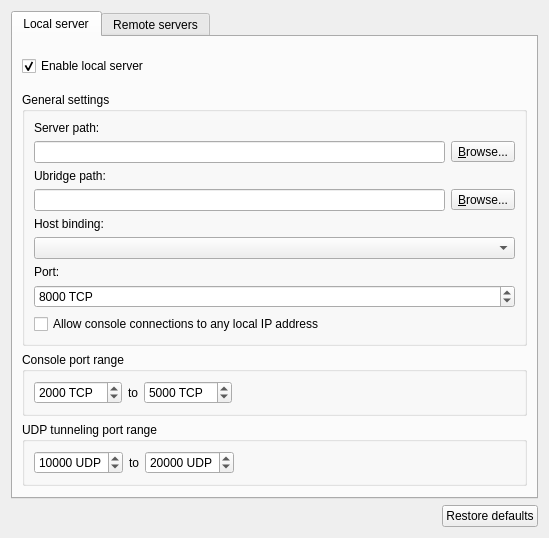
Above: gns3/ui/server_preferences_page.ui from GNS3/gns3-gui before the change. Below: the same form after it.
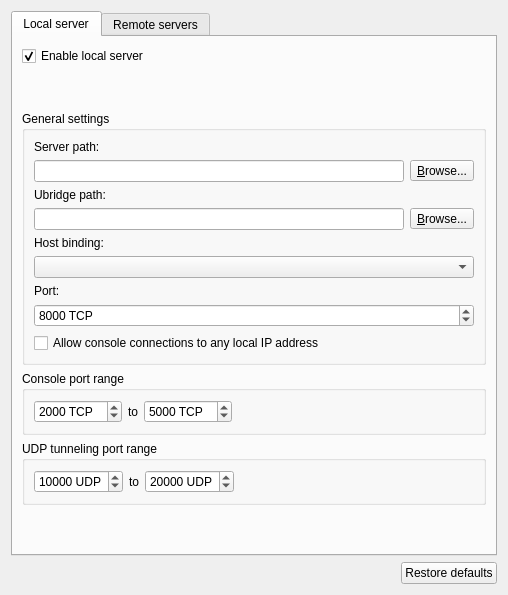
That is the form after the change.

Commit message: Fix a small display issue introduce by the addtion of the ubridge path

```diff
--- a/gns3/ui/server_preferences_page.ui
+++ b/gns3/ui/server_preferences_page.ui
@@ -6,14 +6,20 @@
    <rect>
     <x>0</x>
     <y>0</y>
-    <width>549</width>
-    <height>536</height>
+    <width>508</width>
+    <height>595</height>
    </rect>
   </property>
+  <property name="minimumSize">
+   <size>
+    <width>0</width>
+    <height>0</height>
+   </size>
+  </property>
   <property name="windowTitle">
    <string>Server</string>
   </property>
-  <layout class="QVBoxLayout" name="verticalLayout">
+  <layout class="QVBoxLayout" name="verticalLayout_2">
    <item>
     <widget class="QTabWidget" name="uiTabWidget">
      <property name="currentIndex">
@@ -23,7 +29,7 @@
       <attribute name="title">
        <string>Local server</string>
       </attribute>
-      <layout class="QVBoxLayout" name="verticalLayout_2">
+      <layout class="QVBoxLayout" name="verticalLayout">
        <item>
         <widget class="QCheckBox" name="uiLocalServerAutoStartCheckBox">
          <property name="sizePolicy">
@@ -35,7 +41,7 @@
          <property name="minimumSize">
           <size>
            <width>0</width>
-           <height>40</height>
+           <height>0</height>
           </size>
          </property>
          <property name="text">
@@ -46,10 +52,23 @@
          </property>
         </widget>
        </item>
+       <item>
+        <spacer name="verticalSpacer_2">
+         <property name="orientation">
+          <enum>Qt::Vertical</enum>
+         </property>
+         <property name="sizeHint" stdset="0">
+          <size>
+           <width>20</width>
+           <height>40</height>
+          </size>
+         </property>
+        </spacer>
+       </item>
        <item>
         <widget class="QGroupBox" name="uiGeneralSettingsGroupBox">
          <property name="sizePolicy">
-          <sizepolicy hsizetype="Expanding" vsizetype="Maximum">
+          <sizepolicy hsizetype="Expanding" vsizetype="Expanding">
            <horstretch>0</horstretch>
            <verstretch>0</verstretch>
           </sizepolicy>
@@ -58,14 +77,14 @@
           <string>General settings</string>
          </property>
          <layout class="QGridLayout" name="gridLayout">
-          <item row="0" column="0">
+          <item row="1" column="0">
            <widget class="QLabel" name="uiLocalServerPathLabel">
             <property name="text">
              <string>Server path:</string>
             </property>
            </widget>
           </item>
-          <item row="1" column="0">
+          <item row="2" column="0">
            <layout class="QHBoxLayout" name="horizontalLayout">
             <item>
              <widget class="QLineEdit" name="uiLocalServerPathLineEdit"/>
@@ -82,14 +101,14 @@
             </item>
            </layout>
           </item>
-          <item row="2" column="0">
+          <item row="3" column="0">
            <widget class="QLabel" name="uiUbridgePathLabel">
             <property name="text">
              <string>Ubridge path:</string>
             </property>
            </widget>
           </item>
-          <item row="3" column="0">
+          <item row="4" column="0">
            <layout class="QHBoxLayout" name="horizontalLayout_5">
             <item>
              <widget class="QLineEdit" name="uiUbridgePathLineEdit"/>
@@ -106,24 +125,24 @@
             </item>
            </layout>
           </item>
-          <item row="4" column="0">
+          <item row="5" column="0">
            <widget class="QLabel" name="uiLocalServerHostLabel">
             <property name="text">
              <string>Host binding:</string>
             </property>
            </widget>
           </item>
-          <item row="5" column="0">
-           <widget class="QComboBox" name="uiLocalServerHostComboBox"/>
-          </item>
           <item row="6" column="0">
+           <widget class="QComboBox" name="uiLocalServerHostComboBox"/>
+          </item>
+          <item row="7" column="0">
            <widget class="QLabel" name="uiLocalServerPortLabel">
             <property name="text">
              <string>Port:</string>
             </property>
            </widget>
           </item>
-          <item row="7" column="0">
+          <item row="8" column="0">
            <widget class="QSpinBox" name="uiLocalServerPortSpinBox">
             <property name="suffix">
              <string notr="true"> TCP</string>
@@ -136,7 +155,7 @@
             </property>
            </widget>
           </item>
-          <item row="8" column="0">
+          <item row="9" column="0">
            <widget class="QCheckBox" name="uiConsoleConnectionsToAnyIPCheckBox">
             <property name="text">
              <string>Allow console connections to any local IP address</string>
@@ -257,14 +276,14 @@
         </widget>
        </item>
        <item>
-        <spacer name="spacer">
+        <spacer name="verticalSpacer">
          <property name="orientation">
           <enum>Qt::Vertical</enum>
          </property>
          <property name="sizeHint" stdset="0">
           <size>
-           <width>390</width>
-           <height>193</height>
+           <width>20</width>
+           <height>40</height>
           </size>
          </property>
         </spacer>
```
Left out of the diff: 12 changed lines with no effect on the pictures. The commit also changes 1 other file.
